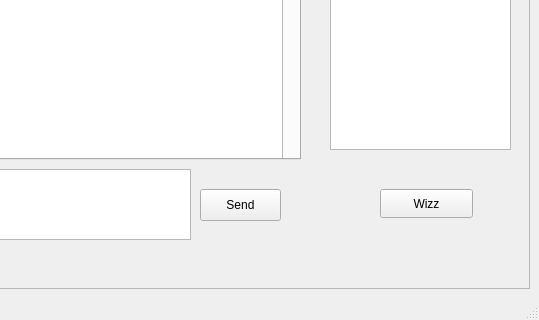
Qt form Client/UIFiles/MainWindow.ui (oussema-fatnassi/CPPRT) before a commit; both pictures show x 529 to 1068 and y 280 to 600 of the 1068 by 600 pixel window.
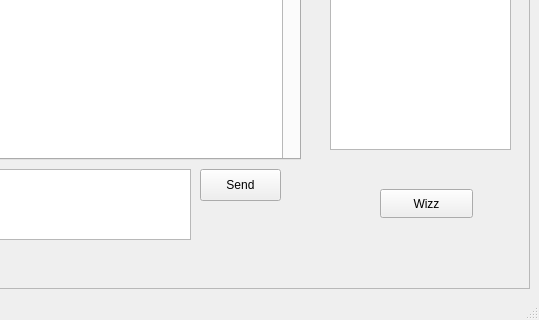
The same form after that commit.

Commit message: feat : add emoji system and button

Diff of the .ui file:
```diff
--- a/Client/UIFiles/MainWindow.ui
+++ b/Client/UIFiles/MainWindow.ui
@@ -63,7 +63,7 @@
        <property name="geometry">
         <rect>
          <x>720</x>
-         <y>460</y>
+         <y>440</y>
          <width>81</width>
          <height>32</height>
         </rect>
```
The commit also changes 4 other files.
